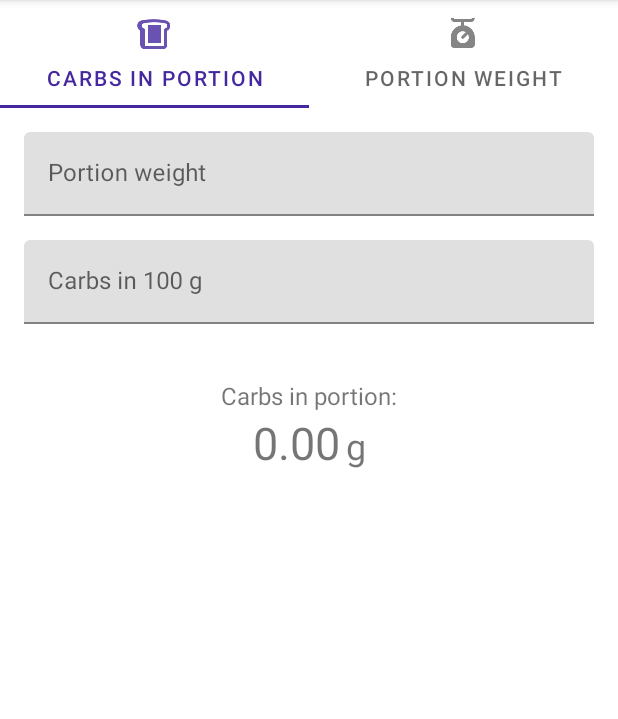
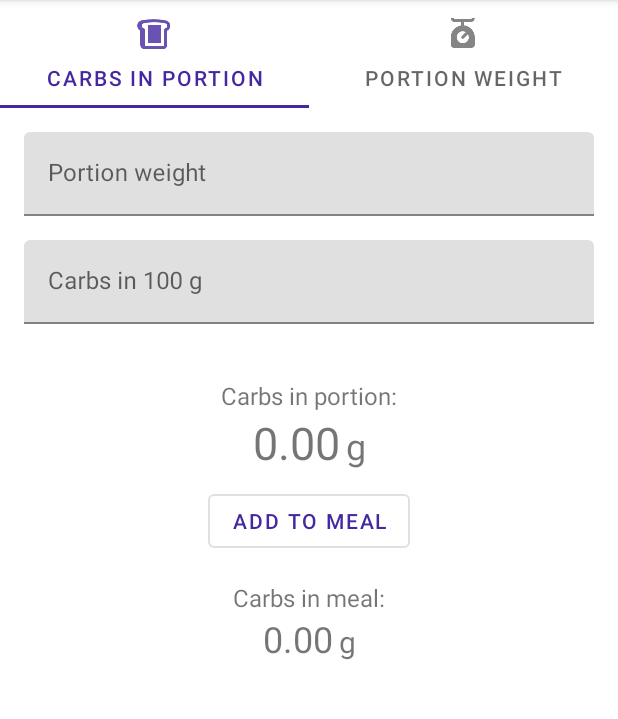
Before and after one commit to fbogulak/carbs-calc, an Android app: the screen it shows after launch (MainActivity), on a phone screen of 412 x 824 dp, the part 84-803 px from its top. Run offline under Robolectric (Android 15) with nearby library versions, the phone set to English and light mode, and no system bars; our stand-ins replace data binding, navigation-ui.

Commit message:
feat: Create layout for add-to-meal functionality

```diff
--- a/app/src/main/java/link/epoczta/carbscalc/ui/calculations/portioncarbs/PortionCarbsFragment.kt
+++ b/app/src/main/java/link/epoczta/carbscalc/ui/calculations/portioncarbs/PortionCarbsFragment.kt
@@ -47,11 +47,13 @@ class PortionCarbsFragment : Fragment(), TextWatcher {
             it?.let {
                 when (it) {
                     CarbUnits.CARBOHYDRATE_UNITS -> {
-                        binding.unitLabel.text = getString(R.string.carb_units)
+                        binding.unitLabelPortion.text = getString(R.string.carb_units)
+                        binding.unitLabelMeal?.text = getString(R.string.carb_units)
                         viewModel.calculatePortionCarbs()
                     }
                     CarbUnits.GRAMS -> {
-                        binding.unitLabel.text = getString(R.string.g)
+                        binding.unitLabelPortion.text = getString(R.string.g)
+                        binding.unitLabelMeal?.text = getString(R.string.g)
                         viewModel.calculatePortionCarbs()
                     }
                 }
@@ -106,10 +108,10 @@ class PortionCarbsFragment : Fragment(), TextWatcher {
 
         if (makeResultVisible) {
             binding.carbsInPortionText.visibility = View.VISIBLE
-            binding.unitLabel.visibility = View.VISIBLE
+            binding.unitLabelPortion.visibility = View.VISIBLE
         } else {
             binding.carbsInPortionText.visibility = View.GONE
-            binding.unitLabel.visibility = View.GONE
+            binding.unitLabelPortion.visibility = View.GONE
         }
     }
 }
--- a/app/src/main/java/link/epoczta/carbscalc/ui/calculations/portionweight/PortionWeightFragment.kt
+++ b/app/src/main/java/link/epoczta/carbscalc/ui/calculations/portionweight/PortionWeightFragment.kt
@@ -108,10 +108,10 @@ class PortionWeightFragment : Fragment(), TextWatcher {
 
         if (makeResultVisible) {
             binding.portionWeightText.visibility = View.VISIBLE
-            binding.unitLabel.visibility = View.VISIBLE
+            binding.unitLabelPortion.visibility = View.VISIBLE
         } else {
             binding.portionWeightText.visibility = View.GONE
-            binding.unitLabel.visibility = View.GONE
+            binding.unitLabelPortion.visibility = View.GONE
         }
     }
 }
--- a/app/src/main/res/layout-land/fragment_portion_carbs.xml
+++ b/app/src/main/res/layout-land/fragment_portion_carbs.xml
@@ -73,7 +73,7 @@
             android:layout_marginEnd="4dp"
             android:text="@{viewModel.carbsInPortionString}"
             android:textSize="30sp"
-            app:layout_constraintEnd_toStartOf="@+id/unit_label"
+            app:layout_constraintEnd_toStartOf="@+id/unit_label_portion"
             app:layout_constraintHorizontal_bias="0.5"
             app:layout_constraintHorizontal_chainStyle="packed"
             app:layout_constraintStart_toEndOf="@+id/carbs_in_100g_text_field"
@@ -81,7 +81,7 @@
             tools:text="15.58" />
 
         <TextView
-            android:id="@+id/unit_label"
+            android:id="@+id/unit_label_portion"
             android:layout_width="wrap_content"
             android:layout_height="wrap_content"
             android:text="@string/g"
--- a/app/src/main/res/layout-land/fragment_portion_weight.xml
+++ b/app/src/main/res/layout-land/fragment_portion_weight.xml
@@ -76,7 +76,7 @@
             android:layout_marginEnd="4dp"
             android:text="@{viewModel.portionWeightString}"
             android:textSize="30sp"
-            app:layout_constraintEnd_toStartOf="@+id/unit_label"
+            app:layout_constraintEnd_toStartOf="@+id/unit_label_portion"
             app:layout_constraintHorizontal_bias="0.5"
             app:layout_constraintHorizontal_chainStyle="packed"
             app:layout_constraintStart_toEndOf="@+id/carbs_in_100g_text_field"
@@ -84,7 +84,7 @@
             tools:text="157" />
 
         <TextView
-            android:id="@+id/unit_label"
+            android:id="@+id/unit_label_portion"
             android:layout_width="wrap_content"
             android:layout_height="wrap_content"
             android:text="@string/g"
--- a/app/src/main/res/layout/fragment_portion_carbs.xml
+++ b/app/src/main/res/layout/fragment_portion_carbs.xml
@@ -18,6 +18,48 @@
             android:layout_width="match_parent"
             android:layout_height="wrap_content"
             tools:context=".ui.calculations.portioncarbs.PortionCarbsFragment">
+
+            <TextView
+                android:id="@+id/carbs_in_meal_label"
+                android:layout_width="wrap_content"
+                android:layout_height="wrap_content"
+                android:layout_marginStart="16dp"
+                android:layout_marginTop="16dp"
+                android:layout_marginEnd="16dp"
+                android:text="@string/carbs_in_meal_label"
+                android:textSize="16sp"
+                app:layout_constraintEnd_toEndOf="parent"
+                app:layout_constraintStart_toStartOf="parent"
+                app:layout_constraintTop_toBottomOf="@+id/button" />
+
+            <TextView
+                android:id="@+id/carbs_in_meal_text"
+                android:layout_width="wrap_content"
+                android:layout_height="wrap_content"
+                android:layout_marginStart="16dp"
+                android:layout_marginEnd="4dp"
+                android:layout_marginBottom="16dp"
+                android:text="@{viewModel.carbsInPortionString}"
+                android:textSize="24sp"
+                app:layout_constraintBottom_toBottomOf="parent"
+                app:layout_constraintEnd_toStartOf="@+id/unit_label_meal"
+                app:layout_constraintHorizontal_bias="0.5"
+                app:layout_constraintHorizontal_chainStyle="packed"
+                app:layout_constraintStart_toStartOf="parent"
+                app:layout_constraintTop_toBottomOf="@+id/carbs_in_meal_label"
+                tools:text="45.73" />
+
+            <TextView
+                android:id="@+id/unit_label_meal"
+                android:layout_width="wrap_content"
+                android:layout_height="wrap_content"
+                android:layout_marginEnd="16dp"
+                android:text="@string/g"
+                android:textSize="20sp"
+                app:layout_constraintBaseline_toBaselineOf="@+id/carbs_in_meal_text"
+                app:layout_constraintEnd_toEndOf="parent"
+                app:layout_constraintHorizontal_bias="0.5"
+                app:layout_constraintStart_toEndOf="@+id/carbs_in_meal_text" />
 
             <com.google.android.material.textfield.TextInputLayout
                 android:id="@+id/portion_weight_text_field"
@@ -76,7 +118,7 @@
                 android:layout_marginEnd="4dp"
                 android:text="@{viewModel.carbsInPortionString}"
                 android:textSize="30sp"
-                app:layout_constraintEnd_toStartOf="@+id/unit_label"
+                app:layout_constraintEnd_toStartOf="@+id/unit_label_portion"
                 app:layout_constraintHorizontal_bias="0.5"
                 app:layout_constraintHorizontal_chainStyle="packed"
                 app:layout_constraintStart_toStartOf="parent"
@@ -84,7 +126,7 @@
                 tools:text="15.58" />
 
             <TextView
-                android:id="@+id/unit_label"
+                android:id="@+id/unit_label_portion"
                 android:layout_width="wrap_content"
                 android:layout_height="wrap_content"
                 android:layout_marginEnd="16dp"
@@ -107,6 +149,19 @@
                 app:layout_constraintEnd_toEndOf="parent"
                 app:layout_constraintStart_toStartOf="parent"
                 app:layout_constraintTop_toBottomOf="@+id/carbs_in_100g_text_field" />
+
+            <Button
+                android:id="@+id/button"
+                style="@style/Widget.MaterialComponents.Button.OutlinedButton"
+                android:layout_width="wrap_content"
+                android:layout_height="wrap_content"
+                android:layout_marginStart="16dp"
+                android:layout_marginTop="8dp"
+                android:layout_marginEnd="16dp"
+                android:text="@string/add_to_meal"
+                app:layout_constraintEnd_toEndOf="parent"
+                app:layout_constraintStart_toStartOf="parent"
+                app:layout_constraintTop_toBottomOf="@+id/carbs_in_portion_text" />
         </androidx.constraintlayout.widget.ConstraintLayout>
     </ScrollView>
 </layout>
--- a/app/src/main/res/layout/fragment_portion_weight.xml
+++ b/app/src/main/res/layout/fragment_portion_weight.xml
@@ -78,7 +78,7 @@
                 android:layout_marginEnd="4dp"
                 android:text="@{viewModel.portionWeightString}"
                 android:textSize="30sp"
-                app:layout_constraintEnd_toStartOf="@+id/unit_label"
+                app:layout_constraintEnd_toStartOf="@+id/unit_label_portion"
                 app:layout_constraintHorizontal_bias="0.5"
                 app:layout_constraintHorizontal_chainStyle="packed"
                 app:layout_constraintStart_toStartOf="parent"
@@ -86,7 +86,7 @@
                 tools:text="157" />
 
             <TextView
-                android:id="@+id/unit_label"
+                android:id="@+id/unit_label_portion"
                 android:layout_width="wrap_content"
                 android:layout_height="wrap_content"
                 android:layout_marginEnd="16dp"
--- a/app/src/main/res/values/strings.xml
+++ b/app/src/main/res/values/strings.xml
@@ -28,4 +28,6 @@
     <string name="version_label">Version:\u0020</string>
     <string name="app_version" translatable="false">1.0.0</string>
     <string name="slice_of_bread_and_calc_with_two_rounded_arrows">Slice of bread and calc with two rounded arrows</string>
+    <string name="add_to_meal">Add To Meal</string>
+    <string name="carbs_in_meal_label">Carbs in meal:</string>
 </resources>
```
Also changed, not shown: app/src/main/res/drawable-hdpi/ic_add.png (added), app/src/main/res/drawable-mdpi/ic_add.png (added), app/src/main/res/drawable-xhdpi/ic_add.png (added), app/src/main/res/drawable-xxhdpi/ic_add.png (added), app/src/main/res/drawable-xxxhdpi/ic_add.png (added).
